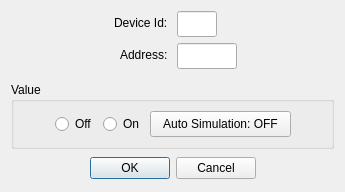
Qt form src/dialogs/dialogwritecoilregister.ui (sanny32/OpenModScan) before a commit.
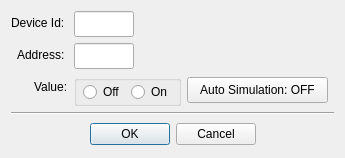
The same form after that commit. Custom widgets are drawn as their Qt base class.

The edit to the form file:
```diff
--- a/src/dialogs/dialogwritecoilregister.ui
+++ b/src/dialogs/dialogwritecoilregister.ui
@@ -7,20 +7,15 @@
     <x>0</x>
     <y>0</y>
     <width>345</width>
-    <height>192</height>
+    <height>157</height>
    </rect>
   </property>
   <property name="windowTitle">
    <string>05: Write Single Coil</string>
   </property>
-  <layout class="QVBoxLayout" name="verticalLayout">
-   <item>
     <layout class="QFormLayout" name="formLayout">
      <property name="labelAlignment">
-      <set>Qt::AlignRight|Qt::AlignTrailing|Qt::AlignVCenter</set>
-     </property>
-     <property name="formAlignment">
-      <set>Qt::AlignHCenter|Qt::AlignTop</set>
+    <set>Qt::AlignmentFlag::AlignRight|Qt::AlignmentFlag::AlignTrailing|Qt::AlignmentFlag::AlignVCenter</set>
      </property>
      <item row="0" column="0">
       <widget class="QLabel" name="labelNode">
@@ -29,6 +24,28 @@
        </property>
       </widget>
      </item>
+   <item row="0" column="1">
+    <widget class="NumericLineEdit" name="lineEditNode">
+     <property name="sizePolicy">
+      <sizepolicy hsizetype="Fixed" vsizetype="Fixed">
+       <horstretch>0</horstretch>
+       <verstretch>0</verstretch>
+      </sizepolicy>
+     </property>
+     <property name="minimumSize">
+      <size>
+       <width>0</width>
+       <height>26</height>
+      </size>
+     </property>
+     <property name="maximumSize">
+      <size>
+       <width>60</width>
+       <height>16777215</height>
+      </size>
+     </property>
+    </widget>
+   </item>
      <item row="1" column="0">
       <widget class="QLabel" name="labelAddress">
        <property name="text">
@@ -36,28 +53,6 @@
        </property>
       </widget>
      </item>
-     <item row="0" column="1">
-      <widget class="NumericLineEdit" name="lineEditNode">
-       <property name="sizePolicy">
-        <sizepolicy hsizetype="Fixed" vsizetype="Fixed">
-         <horstretch>0</horstretch>
-         <verstretch>0</verstretch>
-        </sizepolicy>
-       </property>
-       <property name="minimumSize">
-        <size>
-         <width>0</width>
-         <height>26</height>
-        </size>
-       </property>
-       <property name="maximumSize">
-        <size>
-         <width>40</width>
-         <height>16777215</height>
-        </size>
-       </property>
-      </widget>
-     </item>
      <item row="1" column="1">
       <widget class="NumericLineEdit" name="lineEditAddress">
        <property name="sizePolicy">
@@ -83,27 +78,30 @@
        </property>
       </widget>
      </item>
-    </layout>
+   <item row="2" column="0">
+    <widget class="QLabel" name="label">
+     <property name="text">
+      <string>Value:</string>
+     </property>
+    </widget>
    </item>
+   <item row="2" column="1">
+    <layout class="QHBoxLayout" name="horizontalLayout">
    <item>
     <widget class="QGroupBox" name="groupBox">
-     <property name="title">
-      <string>Value</string>
-     </property>
-     <layout class="QHBoxLayout" name="horizontalLayout_3">
-      <item>
-       <spacer name="horizontalSpacer_5">
-        <property name="orientation">
-         <enum>Qt::Horizontal</enum>
+       <layout class="QHBoxLayout" name="horizontalLayout_2">
+        <property name="leftMargin">
+         <number>6</number>
+        </property>
+        <property name="topMargin">
+         <number>0</number>
         </property>
-        <property name="sizeHint" stdset="0">
-         <size>
-          <width>10</width>
-          <height>20</height>
-         </size>
+        <property name="rightMargin">
+         <number>6</number>
         </property>
-       </spacer>
-      </item>
+        <property name="bottomMargin">
+         <number>0</number>
+        </property>
       <item>
        <widget class="QRadioButton" name="radioButtonOff">
         <property name="text">
@@ -118,6 +116,9 @@
         </property>
        </widget>
       </item>
+       </layout>
+      </widget>
+     </item>
       <item>
        <widget class="QPushButton" name="pushButtonSimulation">
         <property name="minimumSize">
@@ -135,22 +136,28 @@
        </widget>
       </item>
       <item>
-       <spacer name="horizontalSpacer_6">
+      <spacer name="horizontalSpacer">
         <property name="orientation">
          <enum>Qt::Horizontal</enum>
         </property>
         <property name="sizeHint" stdset="0">
          <size>
-          <width>10</width>
+         <width>40</width>
           <height>20</height>
          </size>
         </property>
        </spacer>
       </item>
      </layout>
+   </item>
+   <item row="3" column="0" colspan="2">
+    <widget class="Line" name="line">
+     <property name="orientation">
+      <enum>Qt::Orientation::Horizontal</enum>
+     </property>
     </widget>
    </item>
-   <item>
+   <item row="4" column="0" colspan="2">
     <widget class="QDialogButtonBox" name="buttonBox">
      <property name="minimumSize">
       <size>
```
Left out of the diff: 4 changed lines with no effect on the pictures. Lines whose indentation alone changed are shown as unchanged.
